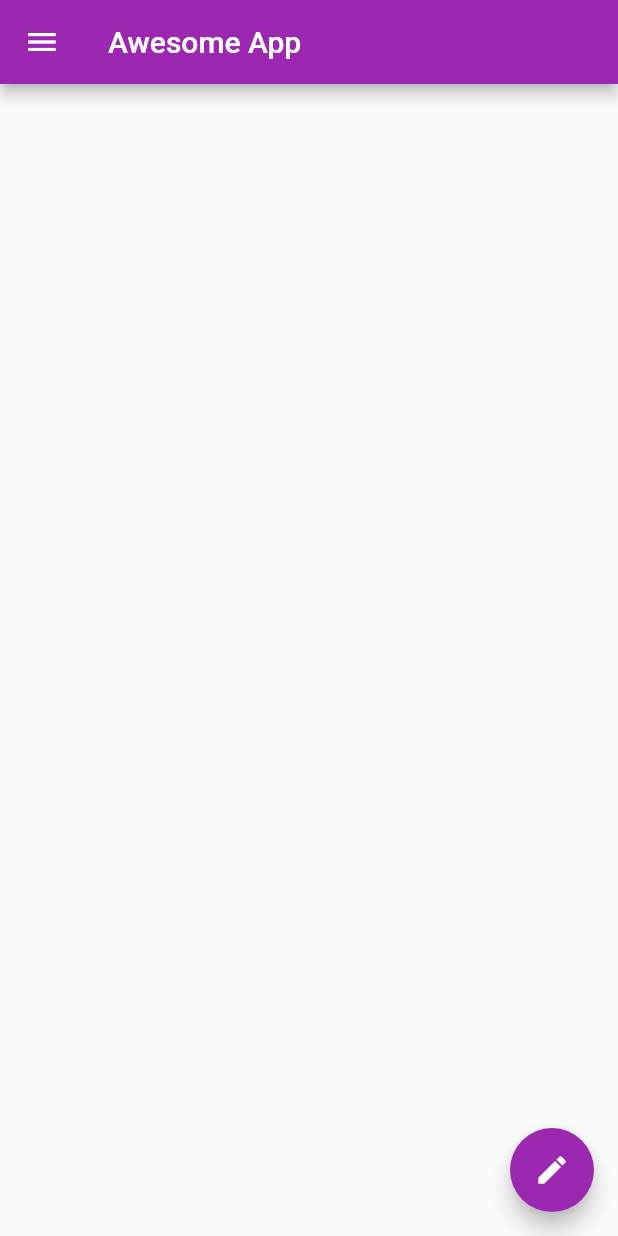
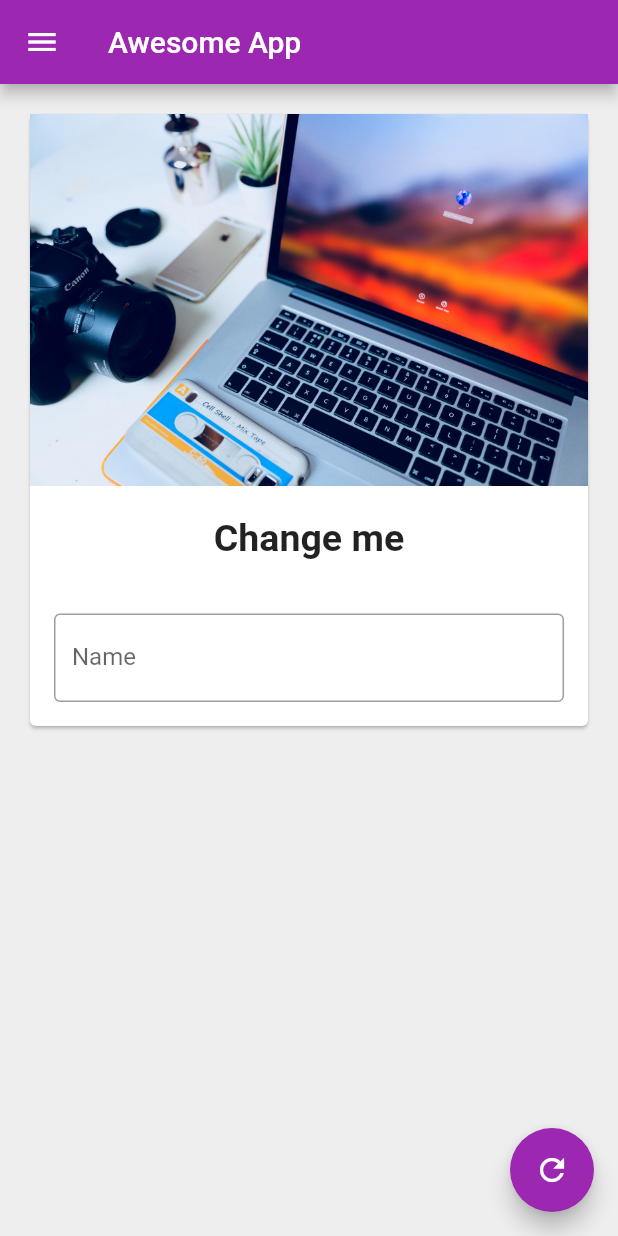
Before and after one commit to anubhavbagri/FlutterEssentials, a Flutter app: the screen it shows after launch, on a phone screen of 412 x 824 dp. Run offline on Flutter 3.47's test engine with Material 2 defaults, Android fonts, the light colour scheme and no system bars.

Commit message:
ch5 complete

```diff
--- a/lib/main.dart
+++ b/lib/main.dart
@@ -1,5 +1,4 @@
 import 'package:flutter/material.dart';
-// import 'package:flutter/cupertino.dart';
 
 void main() {
   runApp(
@@ -12,29 +11,78 @@ void main() {
   );
 }
 
-class Homepage extends StatelessWidget {
+class Homepage extends StatefulWidget {
+  @override
+  _HomepageState createState() => _HomepageState();
+}
+
+class _HomepageState extends State<Homepage> {
+  TextEditingController _nameController = TextEditingController();
+  var myText = "Change me";
+
+  @override
+  void initState() {    //for hitting an API or fetching data will be done here
+    super.initState();
+  }
+
   @override
   Widget build(BuildContext context) {
     return Scaffold(
+      backgroundColor: Colors.grey[200],
       appBar: AppBar(
         title: Text("Awesome App"),
       ),
       // body: Column(
-      body: Container(),
+      body: Padding(
+        padding: const EdgeInsets.all(16.0),
+        child: SingleChildScrollView(
+          child: Card(
+            child: Column(
+              children: [
+                Image.asset(
+                  "assets/bg.jpg",
+                  fit: BoxFit.cover,
+                  // fit: BoxFit.contain,
+                  // fit: BoxFit.fitWidth,
+                  // fit: BoxFit.fill,
+                  // width: 100,
+                  // height: 100,
+                ),
+                SizedBox(
+                  height: 20,
+                ),
+                Text(
+                  myText,
+                  style: TextStyle(fontSize: 25, fontWeight: FontWeight.bold),
+                ),
+                SizedBox(
+                  height: 20,
+                ),
+                Padding(
+                  padding: const EdgeInsets.all(16.0),
+                  child: TextField(
+                    controller: _nameController,
+                    // keyboardType: TextInputType.number,
+                    keyboardType: TextInputType.text,
+                    // obscureText: true,
+                    decoration: InputDecoration(
+                        border: OutlineInputBorder(),
+                        hintText: "Enter something here",
+                        labelText: "Name"),
+                  ),
+                )
+              ],
+            ),
+          ),
+        ),
+      ),
       drawer: Drawer(
         child: ListView(
           padding: EdgeInsets.zero,
           children: [
-            // DrawerHeader(
-            //   child: Text("Hi, I am Anubhav",
-            //       style: TextStyle(color: Colors.white)),
-            //   decoration: BoxDecoration(color: Colors.purple),
-            // ),
             UserAccountsDrawerHeader(
               accountName: Text("Anubhav Bagri"),
               accountEmail: Text("anubhavbagri01@gmail.com"),
-              // currentAccountPicture: Image.network(
-              //     "https://cdn.discordapp.com/attachments/783373214888755302/834888959644401664/anubhav.jpg"),
               currentAccountPicture: CircleAvatar(
                 backgroundImage: NetworkImage(
                     "https://avatars.githubusercontent.com/u/56643117?v=4"),
@@ -55,13 +103,12 @@ class Homepage extends StatelessWidget {
           ],
         ),
       ),
-      // floatingActionButtonLocation: FloatingActionButtonLocation.centerDocked,
-      // floatingActionButtonLocation: FloatingActionButtonLocation.centerFloat,
-      // floatingActionButtonLocation: FloatingActionButtonLocation.startTop,
       floatingActionButton: FloatingActionButton(
-        onPressed: () {},
-        child: Icon(Icons.edit),
-        // mini: true,
+        onPressed: () {
+          myText = _nameController.text;
+          setState(() {});
+        },
+        child: Icon(Icons.refresh),
       ),
     );
   }
--- a/pubspec.yaml
+++ b/pubspec.yaml
@@ -45,8 +45,8 @@ flutter:
   uses-material-design: true
 
   # To add assets to your application, add an assets section, like this:
-  # assets:
-  #   - images/a_dot_burr.jpeg
+  assets:
+    - assets/
   #   - images/a_dot_ham.jpeg
 
   # An image asset can refer to one or more resolution-specific "variants", see
```
Also changed, not shown: assets/bg.jpg (added).
